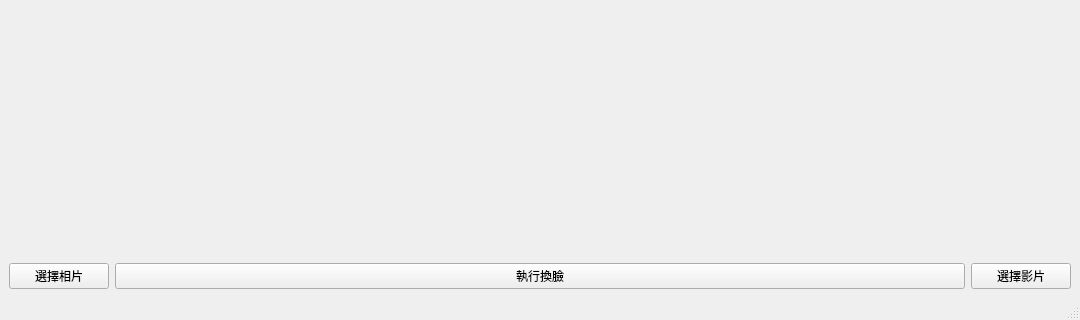
First picture: the form in Qtuic/faceswapVideo.ui, repository ShunHua0404/FaceSwap_application, before the edit; both pictures show x 0 to 1080 and y 480 to 800 of the 1080 by 800 pixel window.
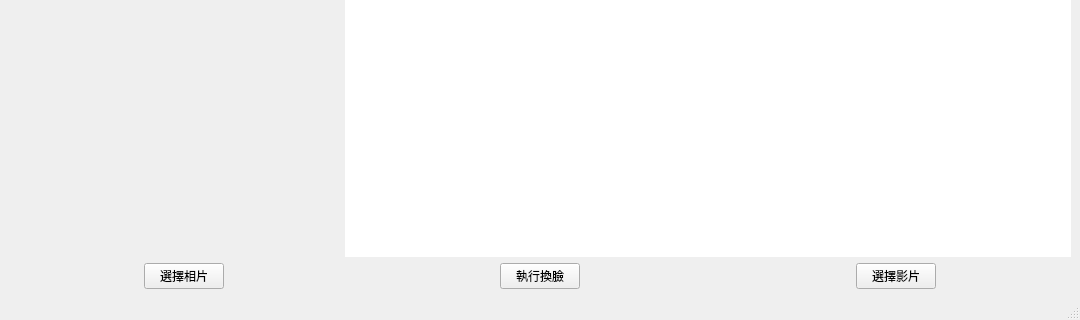
Second picture: the form after the edit.

```diff
--- a/Qtuic/faceswapVideo.ui
+++ b/Qtuic/faceswapVideo.ui
@@ -37,12 +37,29 @@
        </widget>
       </item>
       <item>
-       <widget class="QWidget" name="video_widget" native="true"/>
+       <widget class="QWidget" name="video_widget" native="true">
+        <property name="styleSheet">
+         <string notr="true">background-color: rgb(255, 255, 255);</string>
+        </property>
+       </widget>
       </item>
      </layout>
     </item>
     <item>
      <layout class="QHBoxLayout" name="horizontalLayout">
+      <item>
+       <spacer name="horizontalSpacer_3">
+        <property name="orientation">
+         <enum>Qt::Horizontal</enum>
+        </property>
+        <property name="sizeHint" stdset="0">
+         <size>
+          <width>40</width>
+          <height>20</height>
+         </size>
+        </property>
+       </spacer>
+      </item>
       <item>
        <widget class="QPushButton" name="pushButton_left">
         <property name="maximumSize">
@@ -56,6 +73,32 @@
         </property>
        </widget>
       </item>
+      <item>
+       <spacer name="horizontalSpacer">
+        <property name="orientation">
+         <enum>Qt::Horizontal</enum>
+        </property>
+        <property name="sizeHint" stdset="0">
+         <size>
+          <width>40</width>
+          <height>20</height>
+         </size>
+        </property>
+       </spacer>
+      </item>
+      <item>
+       <spacer name="horizontalSpacer_5">
+        <property name="orientation">
+         <enum>Qt::Horizontal</enum>
+        </property>
+        <property name="sizeHint" stdset="0">
+         <size>
+          <width>40</width>
+          <height>20</height>
+         </size>
+        </property>
+       </spacer>
+      </item>
       <item>
        <widget class="QPushButton" name="pushButton_start">
         <property name="text">
@@ -63,6 +106,32 @@
         </property>
        </widget>
       </item>
+      <item>
+       <spacer name="horizontalSpacer_6">
+        <property name="orientation">
+         <enum>Qt::Horizontal</enum>
+        </property>
+        <property name="sizeHint" stdset="0">
+         <size>
+          <width>40</width>
+          <height>20</height>
+         </size>
+        </property>
+       </spacer>
+      </item>
+      <item>
+       <spacer name="horizontalSpacer_2">
+        <property name="orientation">
+         <enum>Qt::Horizontal</enum>
+        </property>
+        <property name="sizeHint" stdset="0">
+         <size>
+          <width>40</width>
+          <height>20</height>
+         </size>
+        </property>
+       </spacer>
+      </item>
       <item>
        <widget class="QPushButton" name="pushButton_right">
         <property name="maximumSize">
@@ -76,6 +145,19 @@
         </property>
        </widget>
       </item>
+      <item>
+       <spacer name="horizontalSpacer_4">
+        <property name="orientation">
+         <enum>Qt::Horizontal</enum>
+        </property>
+        <property name="sizeHint" stdset="0">
+         <size>
+          <width>40</width>
+          <height>20</height>
+         </size>
+        </property>
+       </spacer>
+      </item>
      </layout>
     </item>
    </layout>
```
